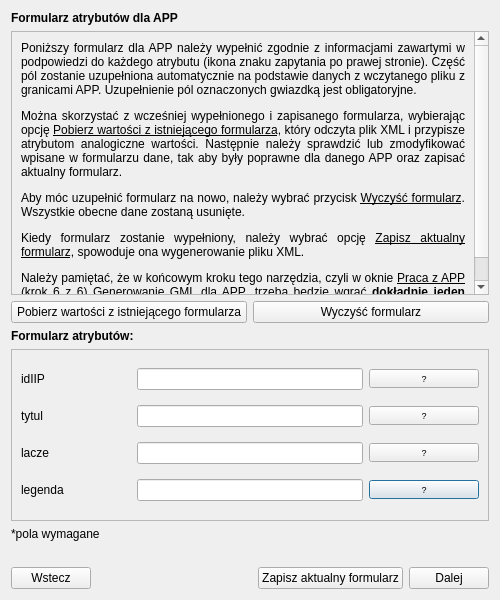
The window that modules/app/views/ui/formularz_wektor_dialog_base.ui (envirosolutionspl/wtyczka_qgis_app) describes before a commit, drawn with Qt 5.
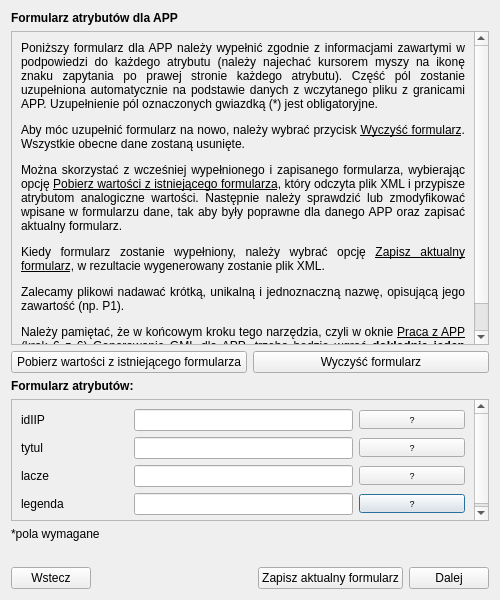
The same window after the commit.

```diff
--- a/modules/app/views/ui/formularz_wektor_dialog_base.ui
+++ b/modules/app/views/ui/formularz_wektor_dialog_base.ui
@@ -64,7 +64,7 @@
             </font>
            </property>
            <property name="text">
-            <string>&lt;html&gt;&lt;head/&gt;&lt;body&gt;&lt;p&gt;Poniższy formularz dla APP należy wypełnić zgodnie z informacjami zawartymi w podpowiedzi do każdego atrybutu (ikona znaku zapytania po prawej stronie). Część pól zostanie uzupełniona automatycznie na podstawie danych z wczytanego pliku z granicami APP. Uzupełnienie pól oznaczonych gwiazdką jest obligatoryjne. &lt;/p&gt;&lt;p&gt;Można skorzystać z wcześniej wypełnionego i zapisanego formularza, wybierając opcję &lt;span style=&quot; text-decoration: underline;&quot;&gt;Pobierz wartości z istniejącego formularza&lt;/span&gt;, który odczyta plik XML i przypisze atrybutom analogiczne wartości. Następnie należy sprawdzić lub zmodyfikować wpisane w formularzu dane, tak aby były poprawne dla danego APP oraz zapisać aktualny formularz. &lt;/p&gt;&lt;p&gt;Aby móc uzupełnić formularz na nowo, należy wybrać przycisk &lt;span style=&quot; text-decoration: underline;&quot;&gt;Wyczyść formularz&lt;/span&gt;. Wszystkie obecne dane zostaną usunięte. &lt;/p&gt;&lt;p&gt;Kiedy formularz zostanie wypełniony, należy wybrać opcję &lt;span style=&quot; text-decoration: underline;&quot;&gt;Zapisz aktualny formularz&lt;/span&gt;, spowoduje ona wygenerowanie pliku XML. &lt;/p&gt;&lt;p&gt;Należy pamiętać, że w końcowym kroku tego narzędzia, czyli w oknie &lt;span style=&quot; text-decoration: underline;&quot;&gt;Praca z APP (krok 6 z 6) Generowanie GML dla APP&lt;/span&gt;, trzeba będzie wgrać &lt;span style=&quot; font-weight:600;&quot;&gt;dokładnie jeden&lt;/span&gt; formularz dla APP. &lt;/p&gt;&lt;/body&gt;&lt;/html&gt;</string>
+            <string>&lt;html&gt;&lt;head/&gt;&lt;body&gt;&lt;p&gt;Poniższy formularz dla APP należy wypełnić zgodnie z informacjami zawartymi w podpowiedzi do każdego atrybutu (należy najechać kursorem myszy na ikonę znaku zapytania po prawej stronie każdego atrybutu). Część pól zostanie uzupełniona automatycznie na podstawie danych z wczytanego pliku z granicami APP. Uzupełnienie pól oznaczonych gwiazdką (*) jest obligatoryjne. &lt;/p&gt;&lt;p&gt;Aby móc uzupełnić formularz na nowo, należy wybrać przycisk &lt;span style=&quot; text-decoration: underline;&quot;&gt;Wyczyść formularz&lt;/span&gt;. Wszystkie obecne dane zostaną usunięte.&lt;/p&gt;&lt;p&gt;Można skorzystać z wcześniej wypełnionego i zapisanego formularza, wybierając opcję &lt;span style=&quot; text-decoration: underline;&quot;&gt;Pobierz wartości z istniejącego formularza&lt;/span&gt;, który odczyta plik XML i przypisze atrybutom analogiczne wartości. Następnie należy sprawdzić lub zmodyfikować wpisane w formularzu dane, tak aby były poprawne dla danego APP oraz zapisać aktualny formularz.  &lt;/p&gt;&lt;p&gt;Kiedy formularz zostanie wypełniony, należy wybrać opcję &lt;span style=&quot; text-decoration: underline;&quot;&gt;Zapisz aktualny formularz&lt;/span&gt;, w rezultacie wygenerowany zostanie plik XML. &lt;/p&gt;&lt;p&gt;Zalecamy plikowi nadawać krótką, unikalną i jednoznaczną nazwę, opisującą jego zawartość (np. P1).&lt;/p&gt;&lt;p&gt;Należy pamiętać, że w końcowym kroku tego narzędzia, czyli w oknie &lt;span style=&quot; text-decoration: underline;&quot;&gt;Praca z APP (krok 6 z 6) Generowanie GML dla APP&lt;/span&gt;, trzeba będzie wgrać &lt;span style=&quot; font-weight:600;&quot;&gt;dokładnie jeden&lt;/span&gt; formularz dla APP. &lt;/p&gt;&lt;/body&gt;&lt;/html&gt;</string>
            </property>
            <property name="alignment">
             <set>Qt::AlignJustify|Qt::AlignVCenter</set>
```
